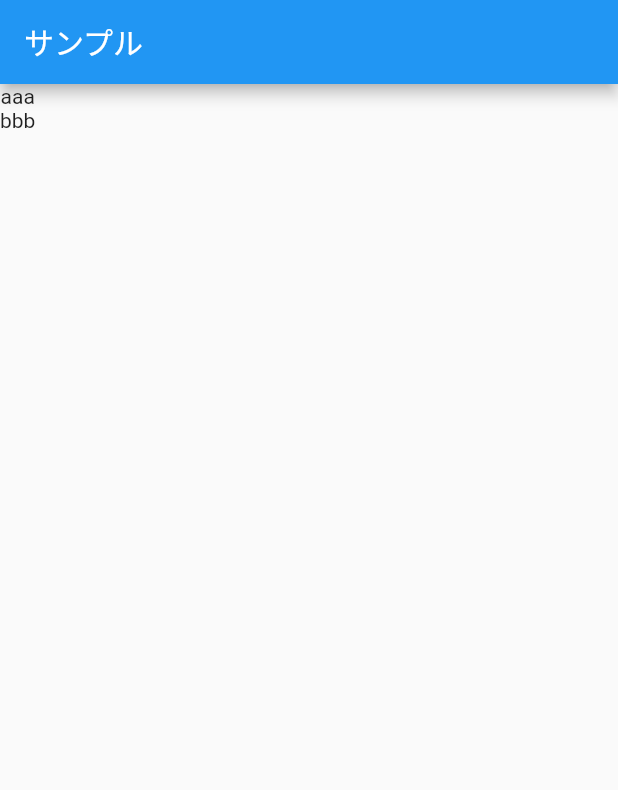
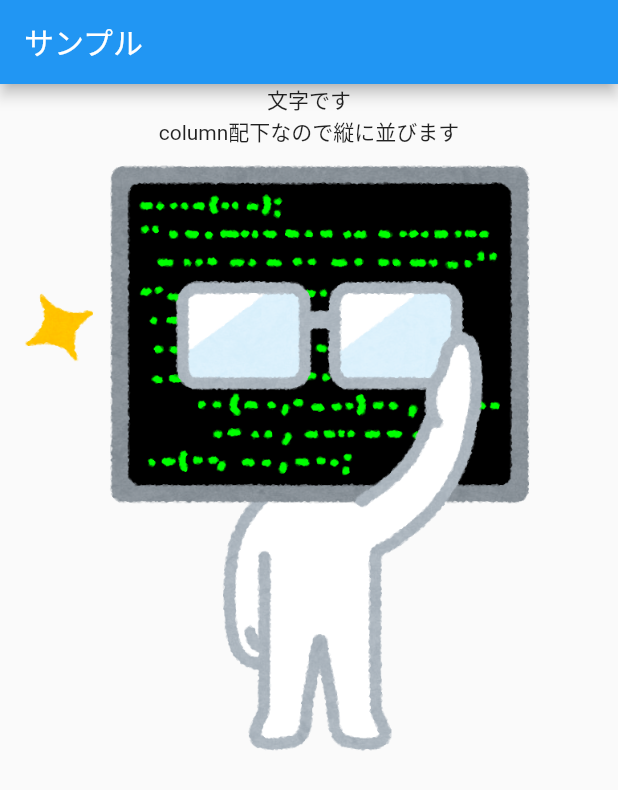
Before and after one commit to hakozaru/flutter-sample, a Flutter app: the screen it shows after launch, on a phone screen of 412 x 824 dp. Shown: the top 790 px of the screen. Run offline on Flutter 3.47's test engine with Material 2 defaults, Android fonts, the phone set to English and light mode, and no system bars.

Commit message:
画像を表示した

```diff
--- a/lib/sample/sample.dart
+++ b/lib/sample/sample.dart
@@ -9,8 +9,9 @@ class Sample extends StatelessWidget {
       ),
       body: Column(
         children: <Widget>[
-          Text("aaa"),
-          Text("bbb")
+          Text("文字です"),
+          Text("column配下なので縦に並びます"),
+          Image.asset("assets/images/img.png"),
         ],
       ),
     );
--- a/pubspec.yaml
+++ b/pubspec.yaml
@@ -45,9 +45,8 @@ flutter:
   uses-material-design: true
 
   # To add assets to your application, add an assets section, like this:
-  # assets:
-  #   - images/a_dot_burr.jpeg
-  #   - images/a_dot_ham.jpeg
+  assets:
+    - assets/images/
 
   # An image asset can refer to one or more resolution-specific "variants", see
   # https://flutter.dev/assets-and-images/#resolution-aware.
```
Also changed, not shown: assets/images/img.png (added).
